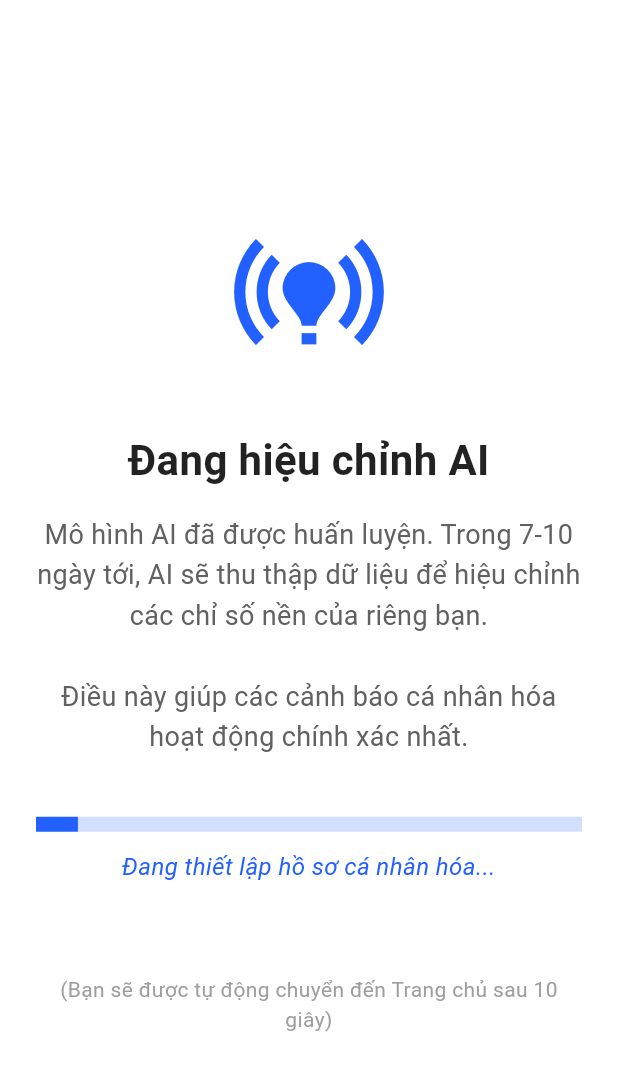
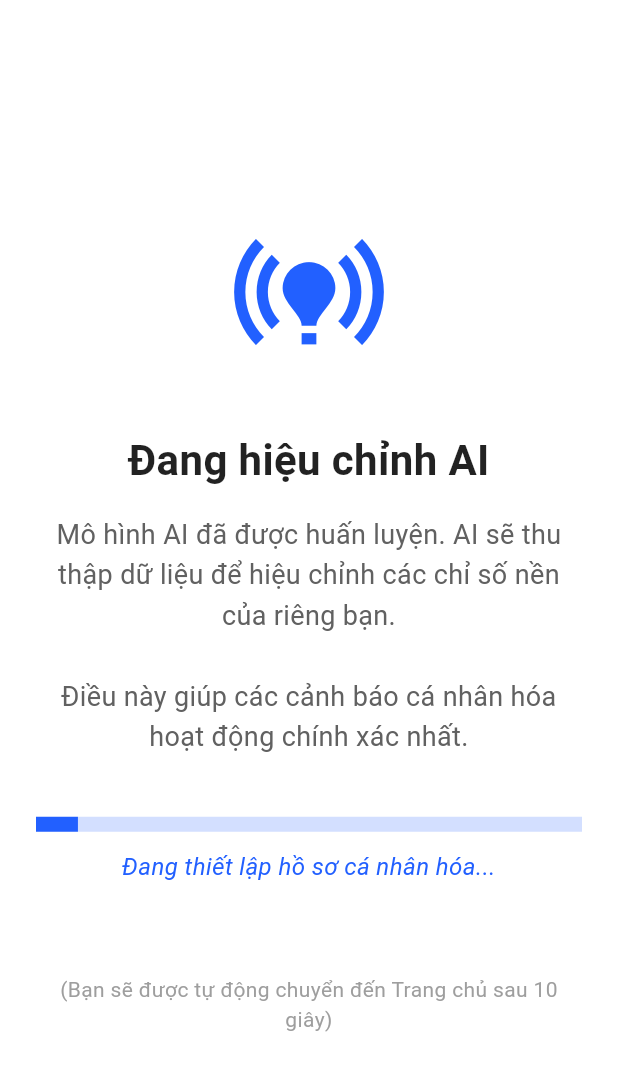
Before and after one commit to Thinhskyduck/smartheart-app, a Flutter app: the AiLearningScreen screen opened by its route, on a phone screen of 412 x 824 dp. Shown: the top 1071 px of the screen. Run offline on Flutter 3.47's test engine with Material 3 defaults, Android fonts, the phone set to English and light mode, and no system bars; our stand-ins replace fl_chart.

Commit message:
Update AI model explanation text
Removed the specific 7-10 day timeframe from the AI model explanation to provide a more general description of the data collection and calibration process.

```diff
--- a/lib/ai_learning_screen.dart
+++ b/lib/ai_learning_screen.dart
@@ -52,7 +52,7 @@ class _AiLearningScreenState extends State<AiLearningScreen> {
 
               // ======== CẬP NHẬT NỘI DUNG GIẢI THÍCH (CHO ĐỀ XUẤT 4) ========
               Text(
-                "Mô hình AI đã được huấn luyện. Trong 7-10 ngày tới, AI sẽ thu thập dữ liệu để hiệu chỉnh các chỉ số nền của riêng bạn.\n\nĐiều này giúp các cảnh báo cá nhân hóa hoạt động chính xác nhất.",
+                "Mô hình AI đã được huấn luyện. AI sẽ thu thập dữ liệu để hiệu chỉnh các chỉ số nền của riêng bạn.\n\nĐiều này giúp các cảnh báo cá nhân hóa hoạt động chính xác nhất.",
                 textAlign: TextAlign.center,
                 style: TextStyle(
                   fontSize: 18,
```
